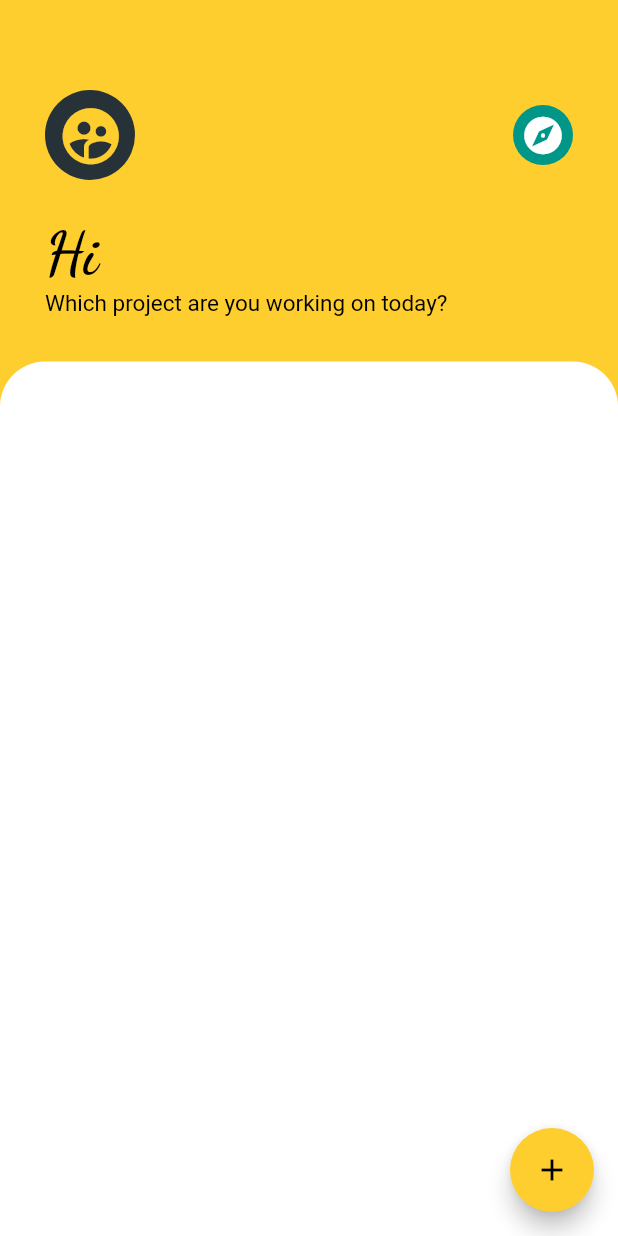
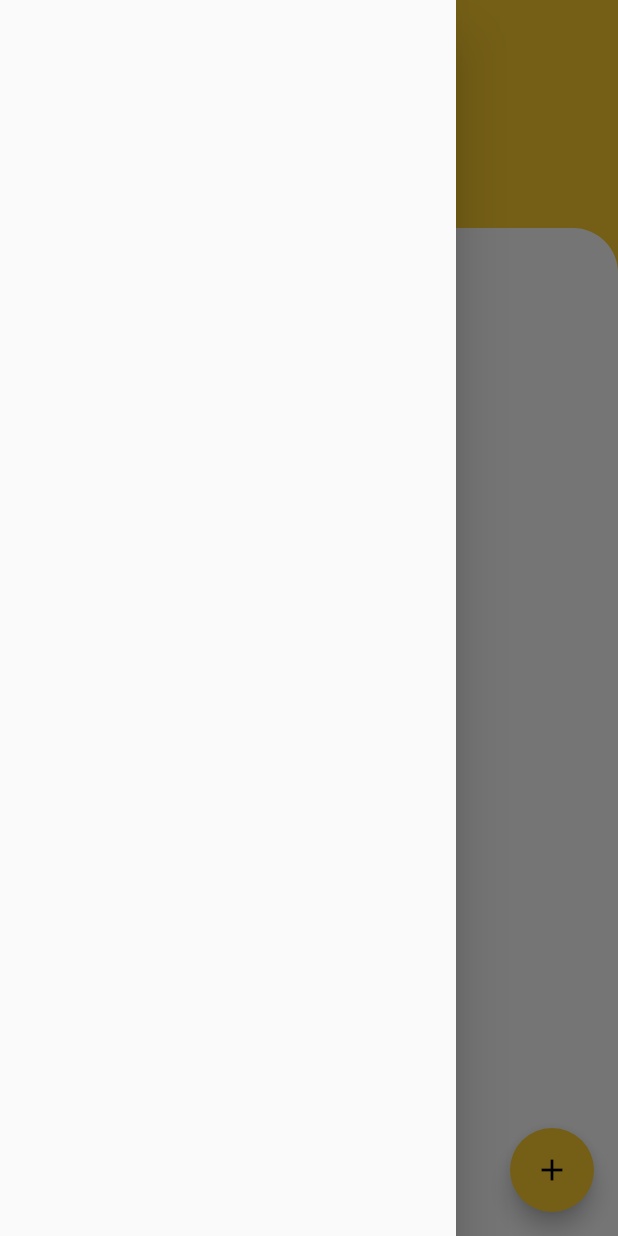
Before and after one commit to Dopa70-1/Construto, a Flutter app: the MyHomePage screen opened directly, with the side drawer open (before the commit the screen has no drawer), on a phone screen of 412 x 824 dp. Run offline on Flutter 3.47's test engine with Material 2 defaults, Android fonts, the light colour scheme and no system bars; our stand-ins replace cloud_firestore, firebase_auth, firebase_core, google_fonts, modal_progress_hud_nsn, rflutter_alert; accounts and stored records are empty.

Commit message:
pushed zip

```diff
--- a/lib/screens/home_page.dart
+++ b/lib/screens/home_page.dart
@@ -1,3 +1,6 @@
+// ignore_for_file: prefer_const_constructors
+
+import 'package:construto/screens/project.dart';
 import 'package:firebase_auth/firebase_auth.dart';
 import 'package:flutter/material.dart';
 import 'package:firebase_core/firebase_core.dart';
@@ -7,7 +10,6 @@ import 'package:google_fonts/google_fonts.dart';
 import '../constants.dart';
 
 class MyHomePage extends StatefulWidget {
-
   @override
   State<MyHomePage> createState() => _MyHomePageState();
 }
@@ -29,8 +31,8 @@ class _MyHomePageState extends State<MyHomePage> {
         FirebaseFirestore.instance.collection("MyTodos").doc(title);
 
     Map<String, String> todoList = {
-      "todoTitle": title,
-      "todoDesc": description
+      "projectName": title,
+      "projectTitle": description
     };
 
     documentReference
@@ -50,6 +52,12 @@ class _MyHomePageState extends State<MyHomePage> {
   @override
   Widget build(BuildContext context) {
     return Scaffold(
+      appBar: AppBar(
+        iconTheme: IconThemeData(color: Colors.black),
+        backgroundColor: kYellow,
+        elevation: 0,
+      ),
+      drawer: Drawer(),
       backgroundColor: kYellow,
       floatingActionButton: FloatingActionButton(
         foregroundColor: Colors.black,
@@ -147,41 +155,11 @@ class _MyHomePageState extends State<MyHomePage> {
       body: Column(crossAxisAlignment: CrossAxisAlignment.start, children: [
         Container(
           padding: const EdgeInsetsDirectional.only(
-              top: 60.0, bottom: 30.0, end: 30.0, start: 30.0),
+              top: 0.0, bottom: 30.0, end: 30.0, start: 30.0),
           child: Column(children: [
             Column(
               crossAxisAlignment: CrossAxisAlignment.start,
               children: [
-                Row(
-                    mainAxisAlignment: MainAxisAlignment.spaceBetween,
-                    children: [
-                      CircleAvatar(
-                        child: TextButton(
-                          onPressed: () {
-                            //Add drawer
-                          },
-                          child: const Icon(
-                            Icons.supervised_user_circle_rounded,
-                            size: 45.0,
-                            color: kYellow,
-                          ),
-                        ),
-                        radius: 30.0,
-                        backgroundColor: Colors.blueGrey.shade900,
-                      ),
-                      const CircleAvatar(
-                        child: Icon(
-                          Icons.explore,
-                          size: 30.0,
-                          color: Colors.white,
-                        ),
-                        radius: 20.0,
-                        backgroundColor: Colors.teal,
-                      ),
-                    ]),
-                const SizedBox(
-                  height: 25.0,
-                ),
                 Text(
                   'Hi ${_auth.currentUser!.displayName}',
                   style: GoogleFonts.dancingScript(
@@ -213,23 +191,26 @@ class _MyHomePageState extends State<MyHomePage> {
                 if (snapshot.hasError) {
                   return Text('Something went wrong');
                 } else if (snapshot.hasData || snapshot.data != null) {
-                  return ListView.builder(
-                      shrinkWrap: true,
-                      itemCount: snapshot.data?.docs.length,
-                      itemBuilder: (BuildContext context, int index) {
-                        QueryDocumentSnapshot<Object?>? documentSnapshot =
-                            snapshot.data?.docs[index];
-                        return Dismissible(
-                            key: Key(index.toString()),
+                  return Padding(
+                    padding: const EdgeInsets.only(top: 20),
+                    child: ListView.builder(
+                        shrinkWrap: true,
+                        itemCount: snapshot.data?.docs.length,
+                        itemBuilder: (BuildContext context, int index) {
+                          QueryDocumentSnapshot<Object?>? documentSnapshot =
+                              snapshot.data?.docs[index];
+                          return Padding(
+                            padding: const EdgeInsets.only(top: 10),
                             child: Card(
-                              elevation: 4,
+                              elevation: 20,
                               child: ListTile(
                                 title: Text((documentSnapshot != null)
-                                    ? (documentSnapshot["todoTitle"])
+                                    ? (documentSnapshot["projectName"])
                                     : ""),
                                 subtitle: Text((documentSnapshot != null)
-                                    ? ((documentSnapshot["todoDesc"] != null)
-                                        ? documentSnapshot["todoDesc"]
+                                    ? ((documentSnapshot["projectTitle"] !=
+                                            null)
+                                        ? documentSnapshot["projectTitle"]
                                         : "")
                                     : ""),
                                 trailing: IconButton(
@@ -238,14 +219,22 @@ class _MyHomePageState extends State<MyHomePage> {
                                   onPressed: () {
                                     setState(() {
                                       deleteTodo((documentSnapshot != null)
-                                          ? (documentSnapshot["todoTitle"])
+                                          ? (documentSnapshot["projectName"])
                                           : "");
                                     });
                                   },
                                 ),
+                                onTap: () {
+                                  Navigator.push(context,
+                                      MaterialPageRoute(builder: (context) {
+                                    return Project();
+                                  }));
+                                },
                               ),
-                            ));
-                      });
+                            ),
+                          );
+                        }),
+                  );
                 }
                 return const Center(
                   child: CircularProgressIndicator(
--- a/pubspec.yaml
+++ b/pubspec.yaml
@@ -38,8 +38,8 @@ dependencies:
   firebase_auth: ^3.3.0
   cloud_firestore: ^3.1.1
   google_fonts: ^2.1.0
-  modal_progress_hud: ^0.1.3
   rflutter_alert: ^2.0.4
+  modal_progress_hud_nsn: ^0.1.0-nullsafety-1
 
 dev_dependencies:
   flutter_test:
```
Also changed, not shown: lib/screens/login_screen.dart (+22 -15 lines), lib/screens/registration_screen2.dart (+24 -18 lines), pubspec.lock.
